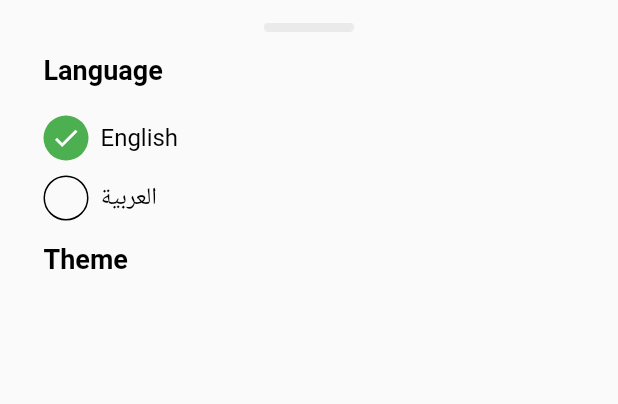
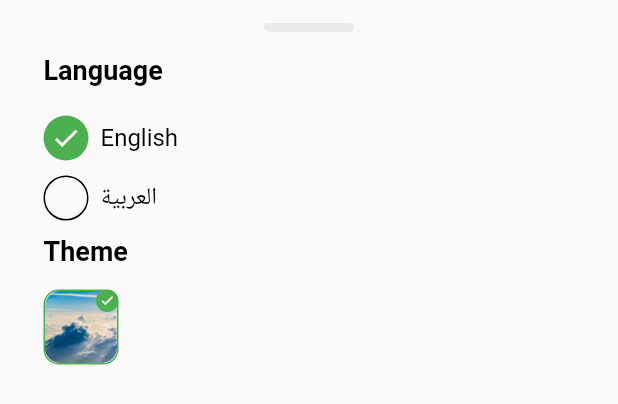
Before and after one commit to aymanpsu/myday, a Flutter app: the SettingsBottomSheet widget shown alone on an empty page, opened directly, on a phone screen of 412 x 824 dp. Shown: the top 404 px of the screen. Run offline on Flutter 3.47's test engine with Material 2 defaults, Android fonts, the phone set to English and light mode, and no system bars; our stand-ins replace date_format, flutter_dotenv; network calls fail.

Commit message:
add more changes to settings UI

```diff
--- a/lib/widgets/settings_bottom_sheet.dart
+++ b/lib/widgets/settings_bottom_sheet.dart
@@ -47,9 +47,6 @@ class SettingsBottomSheet extends StatelessWidget {
                 ),
               ],
             ),
-            const SizedBox(
-              height: 5.0,
-            ),
             const Text(
               'Theme',
               style: TextStyle(
@@ -58,6 +55,67 @@ class SettingsBottomSheet extends StatelessWidget {
                 fontWeight: FontWeight.bold,
               ),
             ),
+            const SizedBox(
+              height: 15.0,
+            ),
+            SizedBox(
+              height: 50,
+              child: ListView(
+                scrollDirection: Axis.horizontal,
+                shrinkWrap: true,
+                children: [
+                  Padding(
+                    padding: const EdgeInsets.only(right: 14.0),
+                    child: Stack(
+                      clipBehavior: Clip.antiAlias,
+                      children: [
+                        Container(
+                          width: 50.0,
+                          height: 50.0,
+                          decoration: const ShapeDecoration(
+                            shape: RoundedRectangleBorder(
+                              side: BorderSide(
+                                color: Colors.green,
+                                width: 1.0,
+                              ),
+                              borderRadius: BorderRadius.all(
+                                Radius.circular(10.0),
+                              ),
+                            ),
+                          ),
+                          child: ClipRRect(
+                            borderRadius: const BorderRadius.all(
+                              Radius.circular(10.0),
+                            ),
+                            child: Image.asset(
+                              'assets/images/background_1.jpeg',
+                              fit: BoxFit.cover,
+                            ),
+                          ),
+                        ),
+                        Positioned(
+                          top: 0,
+                          right: 0,
+                          child: Container(
+                            height: 15.0,
+                            width: 15.0,
+                            decoration: const ShapeDecoration(
+                              shape: CircleBorder(),
+                              color: Colors.green,
+                            ),
+                            child: const Icon(
+                              Icons.done_outlined,
+                              color: Colors.white,
+                              size: 10.0,
+                            ),
+                          ),
+                        ),
+                      ],
+                    ),
+                  ),
+                ],
+              ),
+            )
           ],
         ),
       ),
```
